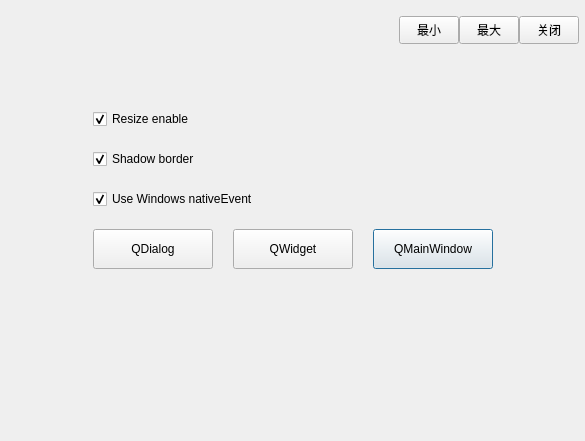
This is QtFrameless2/frameless/form/dialog.ui in redchairman/qt-frameless as Qt 5 draws it before an edit. The edited form follows.
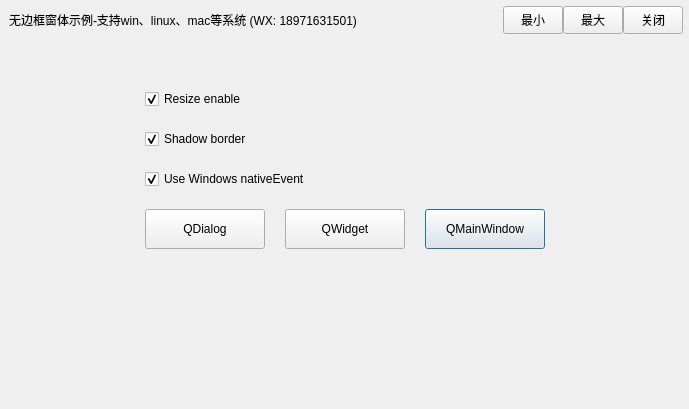
This is the edited form.

```diff
--- a/QtFrameless2/frameless/form/dialog.ui
+++ b/QtFrameless2/frameless/form/dialog.ui
@@ -6,8 +6,8 @@
    <rect>
     <x>0</x>
     <y>0</y>
-    <width>585</width>
-    <height>441</height>
+    <width>689</width>
+    <height>409</height>
    </rect>
   </property>
   <property name="windowTitle">
@@ -40,13 +40,13 @@
      <property name="minimumSize">
       <size>
        <width>0</width>
-       <height>60</height>
+       <height>40</height>
       </size>
      </property>
      <property name="maximumSize">
       <size>
        <width>16777215</width>
-       <height>60</height>
+       <height>40</height>
       </size>
      </property>
      <layout class="QHBoxLayout" name="horizontalLayout_2">
@@ -70,6 +70,9 @@
           <verstretch>0</verstretch>
          </sizepolicy>
         </property>
+        <property name="text">
+         <string>无边框窗体示例-支持win、linux、mac等系统 (WX: 18971631501)</string>
+        </property>
        </widget>
       </item>
       <item>
```
